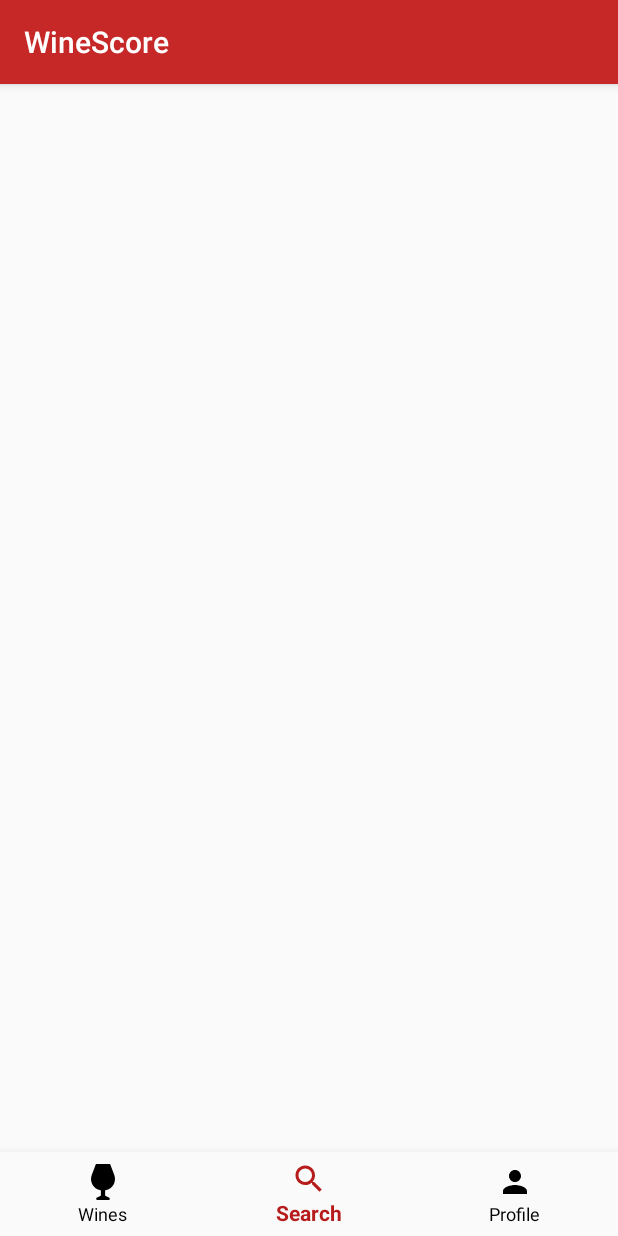
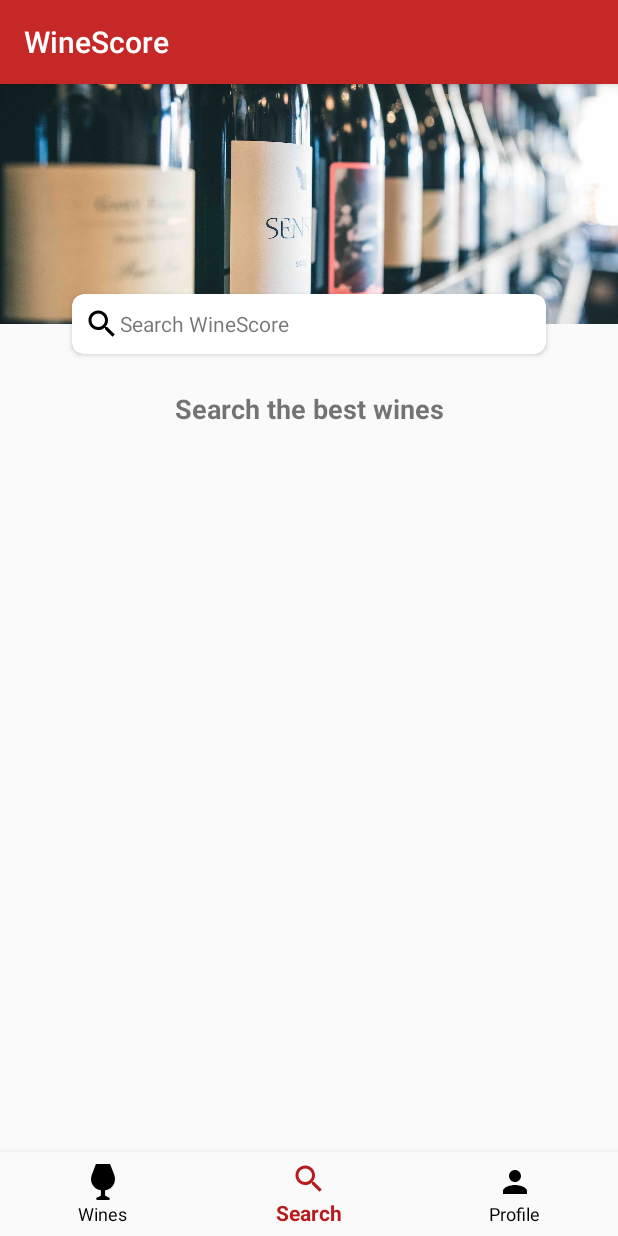
Before and after one commit to rmnblm/WineScore, an Android app: the screen it shows after launch (MainActivity), item 2 of the bottom bar chosen, on a phone screen of 412 x 824 dp. Run offline under Robolectric (Android 15) with nearby library versions, the phone set to English and light mode, and no system bars; our stand-ins replace ButterKnife; libraries missing offline, so code that uses them is left out: android.arch.paging; 4 statements that could not run were skipped.

Commit message:
WIP: implement SearchActivity

```diff
--- a/app/src/main/java/ch/hsr/winescore/ui/activities/MainActivity.java
+++ b/app/src/main/java/ch/hsr/winescore/ui/activities/MainActivity.java
@@ -8,7 +8,7 @@ import android.os.Bundle;
 import butterknife.BindView;
 import butterknife.ButterKnife;
 import ch.hsr.winescore.R;
-import ch.hsr.winescore.ui.fragments.ExploreFragment;
+import ch.hsr.winescore.ui.fragments.LatestFragment;
 import ch.hsr.winescore.ui.fragments.ProfileFragment;
 import ch.hsr.winescore.ui.fragments.SearchFragment;
 
@@ -25,21 +25,21 @@ public class MainActivity extends AppCompatActivity {
         bottomNavigationView.setOnNavigationItemSelectedListener(listener);
 
         FragmentTransaction transaction = getSupportFragmentManager().beginTransaction();
-        transaction.replace(R.id.frame_layout, ExploreFragment.newInstance());
+        transaction.replace(R.id.frame_layout, new LatestFragment());
         transaction.commit();
     }
 
     private BottomNavigationView.OnNavigationItemSelectedListener listener = item -> {
         Fragment selectedFragment = null;
         switch (item.getItemId()) {
-            case R.id.wines:
-                selectedFragment = ExploreFragment.newInstance();
+            case R.id.latest:
+                selectedFragment = new LatestFragment();
                 break;
             case R.id.search:
-                selectedFragment = SearchFragment.newInstance();
+                selectedFragment = new SearchFragment();
                 break;
             case R.id.profile:
-                selectedFragment = ProfileFragment.newInstance();
+                selectedFragment = new ProfileFragment();
                 break;
         }
         FragmentTransaction transaction = getSupportFragmentManager().beginTransaction();
--- a/app/src/main/java/ch/hsr/winescore/ui/fragments/ExploreFragment.java
+++ b/app/src/main/java/ch/hsr/winescore/ui/fragments/LatestFragment.java
@@ -8,6 +8,7 @@ import android.support.design.widget.CoordinatorLayout;
 import android.support.design.widget.Snackbar;
 import android.support.v4.app.Fragment;
 import android.support.v4.widget.SwipeRefreshLayout;
+import android.support.v7.app.AppCompatActivity;
 import android.support.v7.widget.LinearLayoutManager;
 import android.support.v7.widget.RecyclerView;
 import android.view.LayoutInflater;
@@ -20,25 +21,23 @@ import ch.hsr.winescore.model.DataLoadState;
 import ch.hsr.winescore.model.Wine;
 import ch.hsr.winescore.ui.activities.DetailsActivity;
 import ch.hsr.winescore.ui.adapters.WineRecyclerViewAdapter;
-import ch.hsr.winescore.ui.presenters.ExplorePresenter;
-import ch.hsr.winescore.ui.views.ExploreView;
+import ch.hsr.winescore.ui.presenters.LatestPresenter;
+import ch.hsr.winescore.ui.views.LatestView;
 
-public class ExploreFragment extends Fragment implements ExploreView {
-    public static ExploreFragment newInstance() {
-        ExploreFragment fragment = new ExploreFragment();
-        return fragment;
-    }
+public class LatestFragment extends Fragment implements LatestView {
+
+    public static final String TAG = "LatestFragment";
 
     @BindView(R.id.coordinatorLayout) CoordinatorLayout coordinatorLayout;
     @BindView(R.id.swipeContainer) SwipeRefreshLayout swipeContainer;
     @BindView(R.id.wineList) RecyclerView wineList;
 
-    private ExplorePresenter presenter;
+    private LatestPresenter presenter;
     private WineRecyclerViewAdapter adapter;
 
     @Override
     public View onCreateView(LayoutInflater inflater, ViewGroup container, Bundle savedInstanceState) {
-        View rootView = inflater.inflate(R.layout.fragment_explore, container, false);
+        View rootView = inflater.inflate(R.layout.fragment_latest, container, false);
         ButterKnife.bind(this, rootView);
 
         setupAdapter();
@@ -99,7 +98,7 @@ public class ExploreFragment extends Fragment implements ExploreView {
     }
 
     private void setupPresenter() {
-        presenter = new ExplorePresenter();
+        presenter = new LatestPresenter();
         presenter.attachView(this);
         presenter.getWines().observe(this, wines -> adapter.submitList(wines));
         presenter.getLoadState().observe(this, loadState -> {
--- a/app/src/main/java/ch/hsr/winescore/ui/fragments/ProfileFragment.java
+++ b/app/src/main/java/ch/hsr/winescore/ui/fragments/ProfileFragment.java
@@ -8,10 +8,8 @@ import android.view.ViewGroup;
 import ch.hsr.winescore.R;
 
 public class ProfileFragment extends Fragment {
-    public static ProfileFragment newInstance() {
-        ProfileFragment fragment = new ProfileFragment();
-        return fragment;
-    }
+
+    public static final String TAG = "ProfileFragment";
 
     @Override
     public void onCreate(Bundle savedInstanceState) {
--- a/app/src/main/java/ch/hsr/winescore/ui/fragments/SearchFragment.java
+++ b/app/src/main/java/ch/hsr/winescore/ui/fragments/SearchFragment.java
@@ -1,25 +1,41 @@
 package ch.hsr.winescore.ui.fragments;
 
 
+import android.app.ActivityOptions;
+import android.content.Intent;
 import android.os.Bundle;
 import android.support.v4.app.Fragment;
+import android.support.v7.app.AppCompatActivity;
 import android.view.LayoutInflater;
 import android.view.View;
 import android.view.ViewGroup;
 
+import butterknife.ButterKnife;
+import butterknife.OnClick;
 import ch.hsr.winescore.R;
+import ch.hsr.winescore.ui.activities.SearchActivity;
 
 public class SearchFragment extends Fragment {
-    public static SearchFragment newInstance() {
-        SearchFragment fragment = new SearchFragment();
-        return fragment;
-    }
+
+    public static final String TAG = "SearchFragment";
 
     @Override
     public View onCreateView(LayoutInflater inflater, ViewGroup container,
                              Bundle savedInstanceState) {
-        // Inflate the layout for this fragment
-        return inflater.inflate(R.layout.fragment_search, container, false);
+        View rootView = inflater.inflate(R.layout.fragment_search, container, false);
+        ButterKnife.bind(this, rootView);
+
+        //((AppCompatActivity) getActivity()).getSupportActionBar().hide();
+
+        return rootView;
     }
 
+    @OnClick(R.id.searchButton)
+    public void openSearchActivity(View animationSource) {
+        Intent intent = new Intent(getActivity(), SearchActivity.class);
+        ActivityOptions options = ActivityOptions.makeSceneTransitionAnimation(
+                getActivity(), animationSource, "search"
+        );
+        startActivity(intent, options.toBundle());
+    }
 }
--- a/app/src/main/java/ch/hsr/winescore/ui/presenters/ExplorePresenter.java
+++ b/app/src/main/java/ch/hsr/winescore/ui/presenters/LatestPresenter.java
@@ -8,23 +8,23 @@ import android.view.View;
 import ch.hsr.winescore.model.DataLoadState;
 import ch.hsr.winescore.model.Wine;
 import ch.hsr.winescore.ui.datasources.WineDataSourceFactory;
-import ch.hsr.winescore.ui.views.ExploreView;
+import ch.hsr.winescore.ui.views.LatestView;
 
-public class ExplorePresenter implements Presenter<ExploreView> {
+public class LatestPresenter implements Presenter<LatestView> {
 
-    private ExploreView view;
+    private LatestView view;
     private static final int PAGE_SIZE = 50;
     private LiveData<PagedList<Wine>> wines;
     private final WineDataSourceFactory dataSourceFactory;
     private final MutableLiveData<DataLoadState> loadState;
 
-    public ExplorePresenter() {
+    public LatestPresenter() {
         this.dataSourceFactory = new WineDataSourceFactory();
         this.loadState = new MutableLiveData<>();
     }
 
     @Override
-    public void attachView(ExploreView view) {
+    public void attachView(LatestView view) {
         this.view = view;
         setupLiveWineData();
         setupLoadStateObserver();
--- a/app/src/main/java/ch/hsr/winescore/ui/views/ExploreView.java
+++ b/app/src/main/java/ch/hsr/winescore/ui/views/LatestView.java
@@ -2,7 +2,7 @@ package ch.hsr.winescore.ui.views;
 
 import ch.hsr.winescore.model.Wine;
 
-public interface ExploreView extends View {
+public interface LatestView extends View {
     void showLoading();
     void hideLoading();
     void showError(String errorMessage);
--- a/app/src/main/res/layout/activity_main.xml
+++ b/app/src/main/res/layout/activity_main.xml
@@ -13,7 +13,7 @@
             android:layout_height="match_parent"
             android:layout_above="@+id/navigation"
             android:layout_marginBottom="@dimen/bottom_navigation_height"
-            android:animateLayoutChanges="true">
+            android:animateLayoutChanges="false">
 
     </FrameLayout>
 
--- a/app/src/main/res/layout/fragment_explore.xml
+++ b/app/src/main/res/layout/fragment_latest.xml
@@ -3,14 +3,13 @@
      xmlns:tools="http://schemas.android.com/tools"
      android:layout_width="match_parent"
      android:layout_height="match_parent"
-     tools:context=".ui.fragments.ExploreFragment">
+     tools:context=".ui.fragments.LatestFragment">
 
     <android.support.design.widget.CoordinatorLayout xmlns:android="http://schemas.android.com/apk/res/android"
          xmlns:app="http://schemas.android.com/apk/res-auto"
          xmlns:tools="http://schemas.android.com/tools"
          android:layout_width="match_parent"
          android:layout_height="match_parent"
-         android:fitsSystemWindows="true"
          android:id="@+id/coordinatorLayout">
 
         <android.support.v4.widget.SwipeRefreshLayout
--- a/app/src/main/res/layout/fragment_search.xml
+++ b/app/src/main/res/layout/fragment_search.xml
@@ -1,8 +1,69 @@
 <?xml version="1.0" encoding="utf-8"?>
 <FrameLayout xmlns:android="http://schemas.android.com/apk/res/android"
              xmlns:tools="http://schemas.android.com/tools"
+             xmlns:app="http://schemas.android.com/apk/res-auto"
              android:layout_width="match_parent"
              android:layout_height="match_parent"
              tools:context=".ui.fragments.SearchFragment">
 
+    <android.support.constraint.ConstraintLayout
+            android:layout_width="match_parent"
+            android:layout_height="match_parent"
+            android:focusableInTouchMode="true">
+
+        <ImageView
+                android:id="@+id/imageView3"
+                android:layout_width="match_parent"
+                android:layout_height="160dp"
+                android:scaleType="centerCrop"
+                android:src="@drawable/img_search_wines"
+                app:layout_constraintEnd_toEndOf="parent"
+                app:layout_constraintStart_toStartOf="parent"
+                app:layout_constraintTop_toTopOf="parent" />
+
+        <android.support.v7.widget.CardView
+                android:id="@+id/cardView"
+                android:layout_width="match_parent"
+                android:layout_height="wrap_content"
+                android:layout_marginStart="48dp"
+                android:layout_marginTop="140dp"
+                android:layout_marginEnd="48dp"
+                android:transitionName="search"
+                app:layout_constraintWidth_max="200dp"
+                app:cardCornerRadius="8dp"
+                app:layout_constraintEnd_toEndOf="parent"
+                app:layout_constraintStart_toStartOf="parent"
+                app:layout_constraintTop_toTopOf="@+id/imageView3">
+
+            <TextView
+                    android:id="@+id/searchButton"
+                    android:layout_width="match_parent"
+                    android:layout_height="wrap_content"
+                    android:layout_gravity="center_vertical|left"
+                    android:drawableLeft="@drawable/ic_search_black_24dp"
+                    android:gravity="center_vertical"
+                    android:paddingStart="8dp"
+                    android:paddingLeft="8dp"
+                    android:paddingTop="8dp"
+                    android:paddingEnd="16dp"
+                    android:paddingRight="16dp"
+                    android:paddingBottom="8dp"
+                    android:text="@string/search_hint" />
+        </android.support.v7.widget.CardView>
+
+        <TextView
+                android:id="@+id/textView2"
+                android:layout_width="wrap_content"
+                android:layout_height="wrap_content"
+                android:layout_marginStart="8dp"
+                android:layout_marginTop="24dp"
+                android:layout_marginEnd="8dp"
+                android:text="Search the best wines"
+                android:textSize="18sp"
+                android:textStyle="bold"
+                app:layout_constraintEnd_toEndOf="parent"
+                app:layout_constraintStart_toStartOf="parent"
+                app:layout_constraintTop_toBottomOf="@+id/cardView" />
+
+    </android.support.constraint.ConstraintLayout>
 </FrameLayout>
--- a/app/src/main/res/menu/bottom_navigation.xml
+++ b/app/src/main/res/menu/bottom_navigation.xml
@@ -1,7 +1,7 @@
 <?xml version="1.0" encoding="utf-8"?>
 <menu xmlns:android="http://schemas.android.com/apk/res/android">
     <item
-        android:id="@+id/wines"
+        android:id="@+id/latest"
         android:icon="@drawable/ic_wine_black_24dp"
         android:title="@string/wines" />
     <item
--- a/app/src/main/res/values/strings.xml
+++ b/app/src/main/res/values/strings.xml
@@ -1,5 +1,6 @@
 <resources>
     <string name="app_name">WineScore</string>
+    <string name="search_hint">Search WineScore</string>
     <string name="title_wine_detail">Wine Detail</string>
     <string name="information">Information</string>
     <string name="vintage">Vintage</string>
@@ -14,6 +15,7 @@
     <string name="profile">Profile</string>
     <string name="search">Search</string>
     <string name="rating">Rating</string>
+    <string name="latest">Latest</string>
     <string name="filter">Filter</string>
     <string name="filter_wines">Filter wines</string>
 
@@ -31,4 +33,5 @@
 
     <!-- TODO: Remove or change this placeholder text -->
     <string name="hello_blank_fragment">Hello blank fragment</string>
+    <string name="title_activity_search">SearchActivity</string>
 </resources>
--- /dev/null
+++ b/app/src/main/res/xml/searchable.xml
@@ -0,0 +1,5 @@
+<?xml version="1.0" encoding="utf-8"?>
+<searchable xmlns:android="http://schemas.android.com/apk/res/android"
+            android:label="@string/app_name"
+            android:hint="@string/search_hint" >
+</searchable>
```
Also changed, not shown: app/src/main/AndroidManifest.xml (+7 -0 lines), app/src/main/java/ch/hsr/winescore/ui/activities/SearchActivity.java (added, +32 -0 lines), app/src/main/res/drawable/ic_close_black_24dp.xml (added, +9 -0 lines), app/src/main/res/layout/activity_search.xml (added, +78 -0 lines), app/src/main/res/drawable/img_search_wines.jpg (added), 2 other files.
